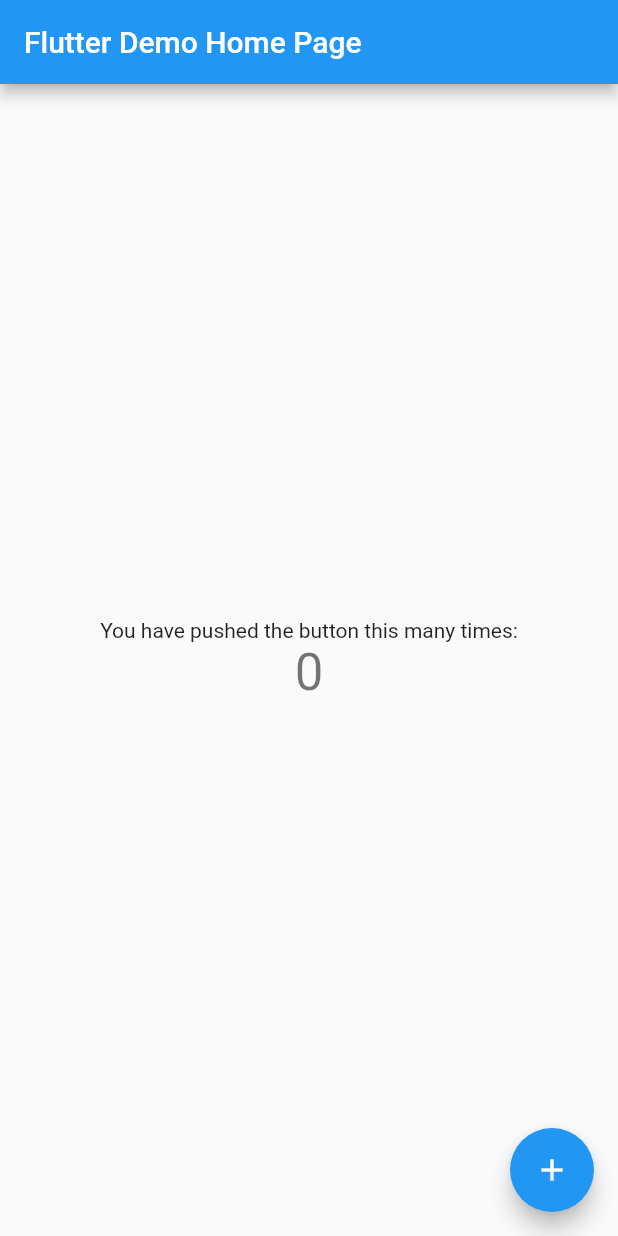
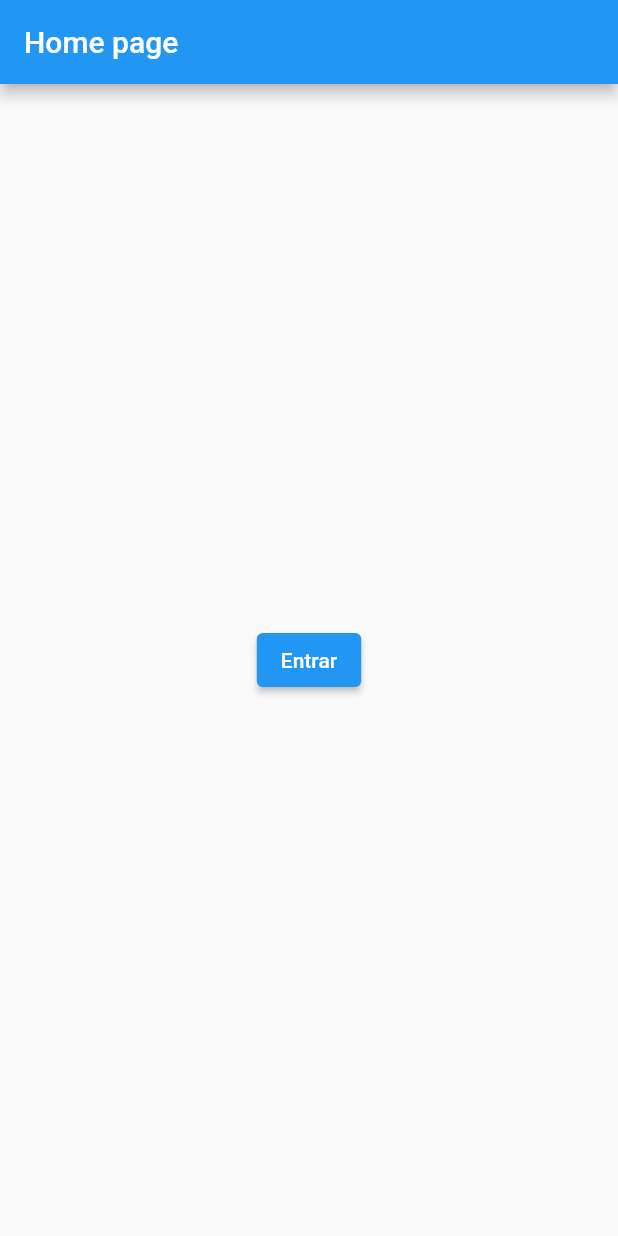
Before and after one commit to fredfv/ftask, a Flutter app: the screen it shows after launch, on a phone screen of 412 x 824 dp. Run offline on Flutter 3.47's test engine with Material 2 defaults, Android fonts, the phone set to English and light mode, and no system bars; our stand-ins replace dio, flutter_modular, logger.

```diff
--- /dev/null
+++ b/lib/app_widget.dart
@@ -0,0 +1,18 @@
+import 'package:flutter/material.dart';
+import 'package:flutter_modular/flutter_modular.dart';
+
+class AppWidget extends StatelessWidget {
+  const AppWidget({Key? key}) : super(key: key);
+
+  @override
+  Widget build(BuildContext context) {
+
+    return MaterialApp.router(
+      theme: ThemeData(
+        primarySwatch: Colors.blue
+      ),
+      routeInformationParser: Modular.routeInformationParser,
+      routerDelegate: Modular.routerDelegate,
+    );
+  }
+}
--- /dev/null
+++ b/lib/core/app_config.dart
@@ -0,0 +1,3 @@
+abstract class Routes{
+  static const String auth = '/auth';
+}
--- a/lib/main.dart
+++ b/lib/main.dart
@@ -1,123 +1,15 @@
 import 'package:flutter/material.dart';
-import 'package:task/infra/app_config.dart';
-import 'package:task/models/request_method.dart';
-import 'package:task/services/request_service.dart';
+import 'package:flutter_modular/flutter_modular.dart';
+import 'package:task/app_module.dart';
+import 'package:task/app_widget.dart';
+import 'package:task/core/logger.dart';
 
 void main() {
-  runApp(const MyApp());
+  WidgetsFlutterBinding.ensureInitialized();
+
+  Modular.to.addListener(() {
+    fLog.wtf(Modular.to.path);
+  });
+
+  runApp(ModularApp(module: AppModule(), child: const AppWidget()));
 }
-
-class MyApp extends StatelessWidget {
-  const MyApp({super.key});
-
-  // This widget is the root of your application.
-  @override
-  Widget build(BuildContext context) {
-    return MaterialApp(
-      title: 'Flutter Demo',
-      theme: ThemeData(
-        // This is the theme of your application.
-        //
-        // Try running your application with "flutter run". You'll see the
-        // application has a blue toolbar. Then, without quitting the app, try
-        // changing the primarySwatch below to Colors.green and then invoke
-        // "hot reload" (press "r" in the console where you ran "flutter run",
-        // or simply save your changes to "hot reload" in a Flutter IDE).
-        // Notice that the counter didn't reset back to zero; the application
-        // is not restarted.
-        primarySwatch: Colors.blue,
-      ),
-      home: const MyHomePage(title: 'Flutter Demo Home Page'),
-    );
-  }
-}
-
-class MyHomePage extends StatefulWidget {
-  const MyHomePage({super.key, required this.title});
-
-  // This widget is the home page of your application. It is stateful, meaning
-  // that it has a State object (defined below) that contains fields that affect
-  // how it looks.
-
-  // This class is the configuration for the state. It holds the values (in this
-  // case the title) provided by the parent (in this case the App widget) and
-  // used by the build method of the State. Fields in a Widget subclass are
-  // always marked "final".
-
-  final String title;
-
-  @override
-  State<MyHomePage> createState() => _MyHomePageState();
-}
-
-class _MyHomePageState extends State<MyHomePage> {
-  int _counter = 0;
-
-  Future<void> _incrementCounter() async{
-    setState(() {
-      // This call to setState tells the Flutter framework that something has
-      // changed in this State, which causes it to rerun the build method below
-      // so that the display can reflect the updated values. If we changed
-      // _counter without calling setState(), then the build method would not be
-      // called again, and so nothing would appear to happen.
-      _counter++;
-
-      var rs = RequestService();
-      var b = rs.request(baseUrl: AppConfig.baseUrlCep, endPoint: '/02123050/json', method: RequestMethod.get);
-
-
-    });
-  }
-
-  @override
-  Widget build(BuildContext context) {
-    // This method is rerun every time setState is called, for instance as done
-    // by the _incrementCounter method above.
-    //
-    // The Flutter framework has been optimized to make rerunning build methods
-    // fast, so that you can just rebuild anything that needs updating rather
-    // than having to individually change instances of widgets.
-    return Scaffold(
-      appBar: AppBar(
-        // Here we take the value from the MyHomePage object that was created by
-        // the App.build method, and use it to set our appbar title.
-        title: Text(widget.title),
-      ),
-      body: Center(
-        // Center is a layout widget. It takes a single child and positions it
-        // in the middle of the parent.
-        child: Column(
-          // Column is also a layout widget. It takes a list of children and
-          // arranges them vertically. By default, it sizes itself to fit its
-          // children horizontally, and tries to be as tall as its parent.
-          //
-          // Invoke "debug painting" (press "p" in the console, choose the
-          // "Toggle Debug Paint" action from the Flutter Inspector in Android
-          // Studio, or the "Toggle Debug Paint" command in Visual Studio Code)
-          // to see the wireframe for each widget.
-          //
-          // Column has various properties to control how it sizes itself and
-          // how it positions its children. Here we use mainAxisAlignment to
-          // center the children vertically; the main axis here is the vertical
-          // axis because Columns are vertical (the cross axis would be
-          // horizontal).
-          mainAxisAlignment: MainAxisAlignment.center,
-          children: <Widget>[
-            const Text(
-              'You have pushed the button this many times:',
-            ),
-            Text(
-              '$_counter',
-              style: Theme.of(context).textTheme.headline4,
-            ),
-          ],
-        ),
-      ),
-      floatingActionButton: FloatingActionButton(
-        onPressed: _incrementCounter,
-        tooltip: 'Increment',
-        child: const Icon(Icons.add),
-      ), // This trailing comma makes auto-formatting nicer for build methods.
-    );
-  }
-}
--- /dev/null
+++ b/lib/src/modules/auth/views/login_page.dart
@@ -0,0 +1,18 @@
+import 'package:flutter/material.dart';
+import 'package:flutter_modular/flutter_modular.dart';
+
+class LoginPage extends StatelessWidget {
+  const LoginPage({Key? key}) : super(key: key);
+
+  @override
+  Widget build(BuildContext context) {
+    return Scaffold(
+      appBar: AppBar(title: const Text('Home page'),),
+      body: Center(
+        child: ElevatedButton(onPressed: (){
+          Modular.to.navigate('/task/');
+        }, child: const Text('Entrar'),),
+      ),
+    );
+  }
+}
--- a/lib/services/request_service.dart
+++ b/lib/src/modules/http/controllers/request_service.dart
@@ -1,6 +1,7 @@
 import 'package:dio/dio.dart';
-import 'package:task/models/request_method.dart';
-import 'package:task/services/request_handler.dart';
+
+import '../models/request_method.dart';
+import 'request_handler.dart';
 
 class RequestService {
   final _requestHandler = RequestHandler();
--- a/lib/infra/app_config.dart
+++ b/lib/src/modules/http/models/request_config.dart
@@ -1,5 +1,4 @@
-class AppConfig{
-  static const String version = '1';
+abstract class RequestConfig{
   //dio base timeOut
   static const int connectTimeout = 10000;
   static const int receiveTimeout = 20000;
--- a/pubspec.yaml
+++ b/pubspec.yaml
@@ -38,9 +38,10 @@ dependencies:
   cupertino_icons: ^1.0.2
   dio: ^4.0.6
   logger: ^1.1.0
-  hive: ^2.2.3
+  hive_flutter: ^1.1.0
   path_provider: ^2.0.11
   jwt_decoder: ^2.0.1
+  flutter_modular: ^5.0.3
 
 dev_dependencies:
   flutter_test:
```
Also changed, not shown: lib/app_module.dart (added, +16 -0 lines), lib/splash_page.dart (added, +28 -0 lines), lib/src/modules/auth/auth_module.dart (added, +12 -0 lines), lib/src/modules/http/controllers/request_handler.dart (renamed from lib/services/request_handler.dart, +5 -5 lines), lib/src/modules/task/task_module.dart (added, +16 -0 lines), lib/src/modules/task/views/list_task_page.dart (added, +20 -0 lines), lib/src/modules/task/views/task_page.dart (added, +24 -0 lines), lib/core/logger.dart (renamed from lib/helpers/logger.dart), lib/src/modules/http/models/request_method.dart (renamed from lib/models/request_method.dart), pubspec.lock, 1 other file.
